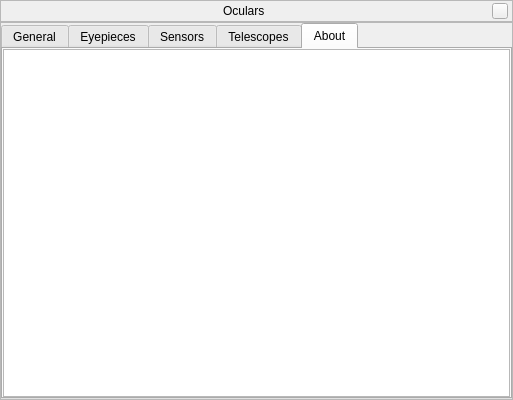
Old version of the form plugins/Oculars/src/gui/ocularDialog.ui in the repository 519984307/stellarium_src.
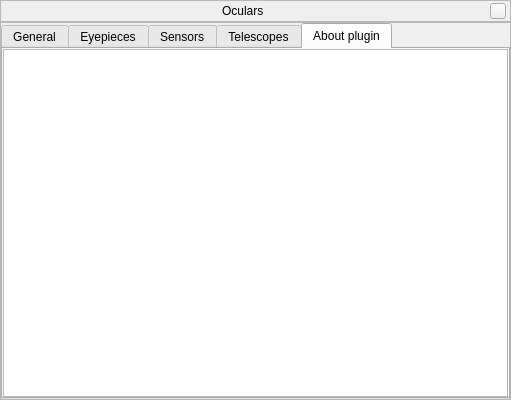
New version of the form. The open tabs and pages were chosen to show the change. Icons and pictures are not drawn. Custom widgets are drawn as their Qt base class.

Commit message: improve string for translation: About -> About plugin

Patch:
```diff
--- a/plugins/Oculars/src/gui/ocularDialog.ui
+++ b/plugins/Oculars/src/gui/ocularDialog.ui
@@ -6,7 +6,7 @@
    <rect>
     <x>0</x>
     <y>0</y>
-    <width>513</width>
+    <width>511</width>
     <height>400</height>
    </rect>
   </property>
@@ -1226,7 +1226,7 @@
         </widget>
         <widget class="QWidget" name="About">
          <attribute name="title">
-          <string>About</string>
+          <string>About plugin</string>
          </attribute>
          <layout class="QGridLayout" name="gridLayout">
           <property name="margin">
```
Left out of the diff: 2 changed lines with no effect on the pictures. The commit also changes 8 other files.
